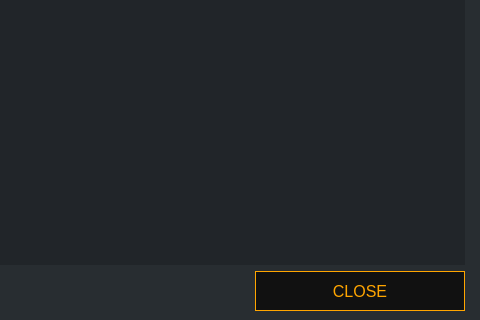
ConcealNetwork/conceal-desktop, file src/gui/ui/depositdetailsdialog.ui: the form before one commit; both pictures show x 256 to 736 and y 180 to 500 of the 736 by 500 pixel window.
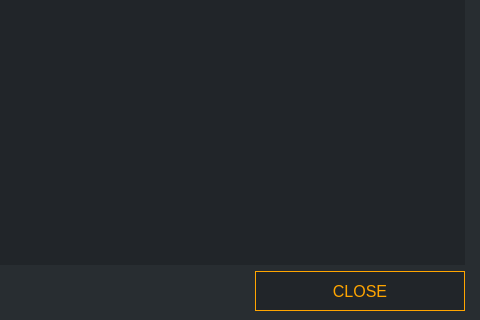
The form after the commit.

Commit message: Change button background color

Diff of the .ui file:
```diff
--- a/src/gui/ui/depositdetailsdialog.ui
+++ b/src/gui/ui/depositdetailsdialog.ui
@@ -79,7 +79,7 @@
         <font/>
        </property>
        <property name="styleSheet">
-        <string notr="true">QPushButton#m_okButton {color: orange; background-color: #111111; border: 1px solid orange; font-size: 16px;}
+        <string notr="true">QPushButton#m_okButton {color: orange; background-color: #212529; border: 1px solid orange; font-size: 16px;}
 
 QPushButton#m_okButton:hover {color: orange; background-color: #111111; border: 2px solid orange; font-size: 16px;}</string>
        </property>
```
Left out of the diff: 2 changed lines with no effect on the pictures. The commit also changes 21 other files.
